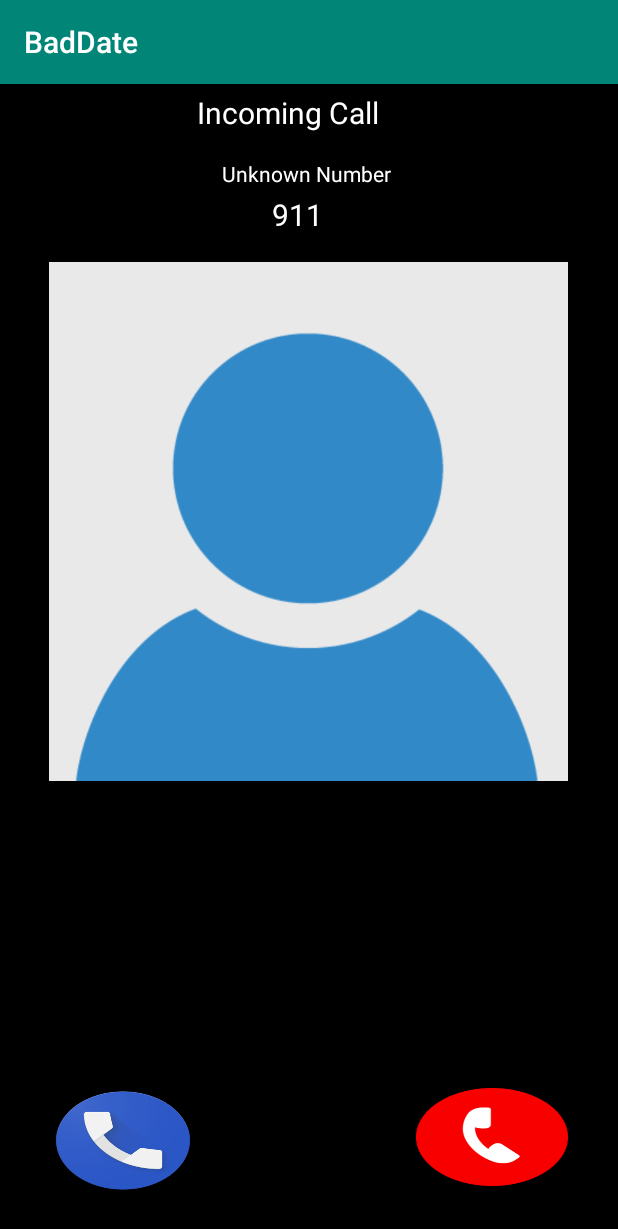
After one commit to zhipengwang30105760/BadDate, an Android app: the FakeCallRingling screen opened directly, with no data from a screen before it, on a phone screen of 412 x 824 dp. The commit adds this screen. Shown: the top 1229 px of the screen. Run offline under Robolectric (Android 15) with nearby library versions, the phone set to English and light mode, and no system bars; Roboto replaces fonts that are not available here.

Commit message:
Merge branch 'master' of https://github.com/ziipeen/BadDate into phonecall
# Conflicts:
#	.idea/vcs.xml
#	app/src/main/java/com/example/application/baddate/AlertReceiver.java
#	app/src/main/java/com/example/application/baddate/MainActivity.java
#	app/src/main/res/layout/activity_main.xml

```diff
--- a/app/src/main/AndroidManifest.xml
+++ b/app/src/main/AndroidManifest.xml
@@ -9,6 +9,7 @@
         android:roundIcon="@mipmap/ic_launcher_round"
         android:supportsRtl="true"
         android:theme="@style/AppTheme">
+        <activity android:name=".FakeCallRingling"/>
         <activity android:name=".HomePage">
             <intent-filter>
                 <action android:name="android.intent.action.MAIN" />
--- /dev/null
+++ b/app/src/main/java/com/example/application/baddate/FakeCallRingling.java
@@ -0,0 +1,52 @@
+package com.example.application.baddate;
+
+import android.content.Intent;
+import android.content.pm.PackageManager;
+import android.net.Uri;
+import android.os.Bundle;
+import android.support.v4.content.ContextCompat;
+import android.support.v7.app.AppCompatActivity;
+import android.view.View;
+import android.widget.Button;
+
+import static android.Manifest.permission.CALL_PHONE;
+
+
+public class FakeCallRingling extends AppCompatActivity {
+
+    @Override
+    protected void onCreate(Bundle savedInstanceState) {
+        super.onCreate(savedInstanceState);
+        setContentView(R.layout.activity_fake_call_ringling);
+
+        Button reject = (Button) findViewById(R.id.reject);
+        reject.setOnClickListener(new View.OnClickListener() {
+            public void onClick(View v) {
+                Intent intent = new Intent(FakeCallRingling.this, MainActivity.class);
+                startActivity(intent);
+            }
+        });
+        Button accept = (Button) findViewById(R.id.accept);
+        accept.setOnClickListener(new View.OnClickListener() {
+            @Override
+            public void onClick(View v) {
+                StartRealPhoneCall();
+            }
+        });
+
+
+    }
+    public void StartRealPhoneCall(){
+        Intent intent = new Intent(Intent.ACTION_CALL);
+        //PendingIntent pendingIntent = PendingIntent.getBroadcast(this, 1, intent, 0);
+        intent.setData(Uri.parse("tel: 911"));
+        /*
+        if (ContextCompat.checkSelfPermission(getApplicationContext(), CALL_PHONE) == PackageManager.PERMISSION_GRANTED) {
+            startActivity(intent);
+        } else {
+            requestPermissions(new String[]{CALL_PHONE}, 1);
+        }
+        */
+         startActivity(intent);
+    }
+}
--- a/app/src/main/java/com/example/application/baddate/MainActivity.java
+++ b/app/src/main/java/com/example/application/baddate/MainActivity.java
@@ -128,21 +128,24 @@ public class MainActivity extends AppCompatActivity implements TimePickerDialog.
                 }
         }.start();
     }
+    /*
     private void StartPhoneCall(){
-
-
         Intent intent = new Intent(Intent.ACTION_CALL);
         //PendingIntent pendingIntent = PendingIntent.getBroadcast(this, 1, intent, 0);
-        intent.setData(Uri.parse("tel:1232312"));
+        intent.setData(Uri.parse("tel:(650) 555-1212"));
         if (ContextCompat.checkSelfPermission(getApplicationContext(), CALL_PHONE) == PackageManager.PERMISSION_GRANTED) {
             startActivity(intent);
         } else {
             requestPermissions(new String[]{CALL_PHONE}, 1);
         }
        // startActivity(intent);
+    }
+    */
+    private void StartPhoneCall(){
+        Intent intent = new Intent(MainActivity.this, FakeCallRingling.class);
+        startActivity(intent);
+    }
 
-
-    }
 
     private void startAlarm(Calendar c) {
         AlarmManager alarmManager = (AlarmManager) getSystemService(Context.ALARM_SERVICE);
@@ -158,6 +161,7 @@ public class MainActivity extends AppCompatActivity implements TimePickerDialog.
         alarmManager.setExact(AlarmManager.RTC_WAKEUP, c.getTimeInMillis(), pendingIntent);
 
     }
+
 
     private void cancelAlarm() {
         AlarmManager alarmManager = (AlarmManager) getSystemService(Context.ALARM_SERVICE);
--- /dev/null
+++ b/app/src/main/res/layout/activity_fake_call_ringling.xml
@@ -0,0 +1,102 @@
+<?xml version="1.0" encoding="utf-8"?>
+<RelativeLayout xmlns:android="http://schemas.android.com/apk/res/android"
+    xmlns:app="http://schemas.android.com/apk/res-auto"
+    xmlns:tools="http://schemas.android.com/tools"
+    android:layout_width="match_parent"
+    android:layout_height="match_parent"
+    android:background="@color/black"
+    tools:context=".FakeCallRingling">
+
+    <TextView
+        android:id="@+id/textView0"
+        android:layout_width="wrap_content"
+        android:layout_height="41dp"
+        android:layout_alignParentStart="true"
+        android:layout_alignParentLeft="true"
+        android:layout_alignParentTop="true"
+        android:layout_marginStart="131dp"
+        android:layout_marginLeft="131dp"
+        android:layout_marginTop="5dp"
+        android:text="Incoming Call"
+        android:textAppearance="@style/TextAppearance.AppCompat.Body1"
+        android:textColor="@color/white"
+        android:textSize="20sp"
+        app:layout_constraintBottom_toBottomOf="parent"
+        app:layout_constraintHorizontal_bias="0.532"
+        app:layout_constraintLeft_toLeftOf="parent"
+        app:layout_constraintRight_toRightOf="parent"
+        app:layout_constraintTop_toTopOf="parent"
+        app:layout_constraintVertical_bias="0.308" />
+
+    <TextView
+        android:id="@+id/textView1"
+        android:layout_width="wrap_content"
+        android:layout_height="wrap_content"
+        android:layout_alignParentTop="true"
+        android:layout_alignParentEnd="true"
+        android:layout_alignParentRight="true"
+        android:layout_marginTop="50dp"
+        android:layout_marginEnd="151dp"
+        android:layout_marginRight="151dp"
+        android:text="Unknown Number"
+        android:textAppearance="@style/TextAppearance.AppCompat.Body1"
+        android:textColor="@color/white" />
+
+    <TextView
+        android:id="@+id/textView2"
+        android:layout_width="wrap_content"
+        android:layout_height="wrap_content"
+        android:layout_alignParentStart="true"
+        android:layout_alignParentLeft="true"
+        android:layout_alignParentTop="true"
+        android:layout_marginStart="181dp"
+        android:layout_marginLeft="181dp"
+        android:layout_marginTop="73dp"
+        android:text="911"
+        android:textColor="@color/white"
+
+        android:textSize="20sp" />
+
+    <ImageView
+        android:id="@+id/imageView1"
+        android:layout_width="346dp"
+        android:layout_height="356dp"
+        android:layout_below="@+id/textView1"
+        android:layout_centerHorizontal="true"
+        android:layout_marginLeft="8dp"
+        android:layout_marginTop="44dp"
+        android:layout_marginRight="8dp"
+        android:layout_marginBottom="8dp"
+        android:contentDescription="@null"
+        android:src="@drawable/defaultpicture"
+        app:layout_constraintBottom_toBottomOf="parent"
+        app:layout_constraintHorizontal_bias="0.666"
+        app:layout_constraintLeft_toLeftOf="parent"
+        app:layout_constraintRight_toRightOf="parent" />
+
+    <Button
+        android:id="@+id/accept"
+        android:layout_width="97dp"
+        android:layout_height="71dp"
+        android:layout_alignParentStart="true"
+        android:layout_alignParentLeft="true"
+        android:layout_alignParentBottom="true"
+        android:layout_marginStart="33dp"
+        android:layout_marginLeft="33dp"
+        android:layout_marginBottom="28dp"
+        android:background="@drawable/acceptcall" />
+
+    <Button
+        android:id="@+id/reject"
+        android:layout_width="101dp"
+        android:layout_height="65dp"
+        android:layout_alignParentEnd="true"
+        android:layout_alignParentRight="true"
+        android:layout_alignParentBottom="true"
+        android:layout_marginEnd="33dp"
+        android:layout_marginRight="33dp"
+        android:layout_marginBottom="33dp"
+        android:background="@drawable/rejectcall" />
+
+
+</RelativeLayout>
--- a/app/src/main/res/values/colors.xml
+++ b/app/src/main/res/values/colors.xml
@@ -1,6 +1,9 @@
 <?xml version="1.0" encoding="utf-8"?>
-<resources>
+<resources xmlns:tools="http://schemas.android.com/tools">
     <color name="colorPrimary">#008577</color>
     <color name="colorPrimaryDark">#00574B</color>
     <color name="colorAccent">#D81B60</color>
+
+    <color name="white" tools:ignore="MissingDefaultResource">#ffffff</color>
+    <color name="black">#000000</color>
 </resources>
```
Also changed, not shown: app/src/main/res/drawable/acceptcall.png (added), app/src/main/res/drawable/defaultpicture.png (added), app/src/main/res/drawable/rejectcall.png (added).
